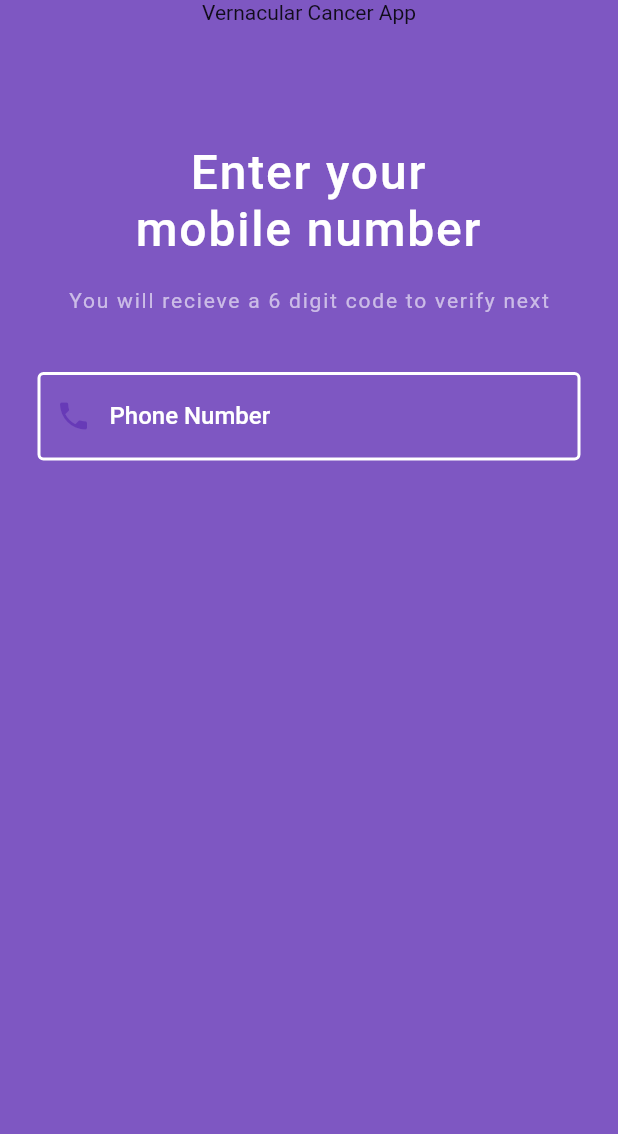
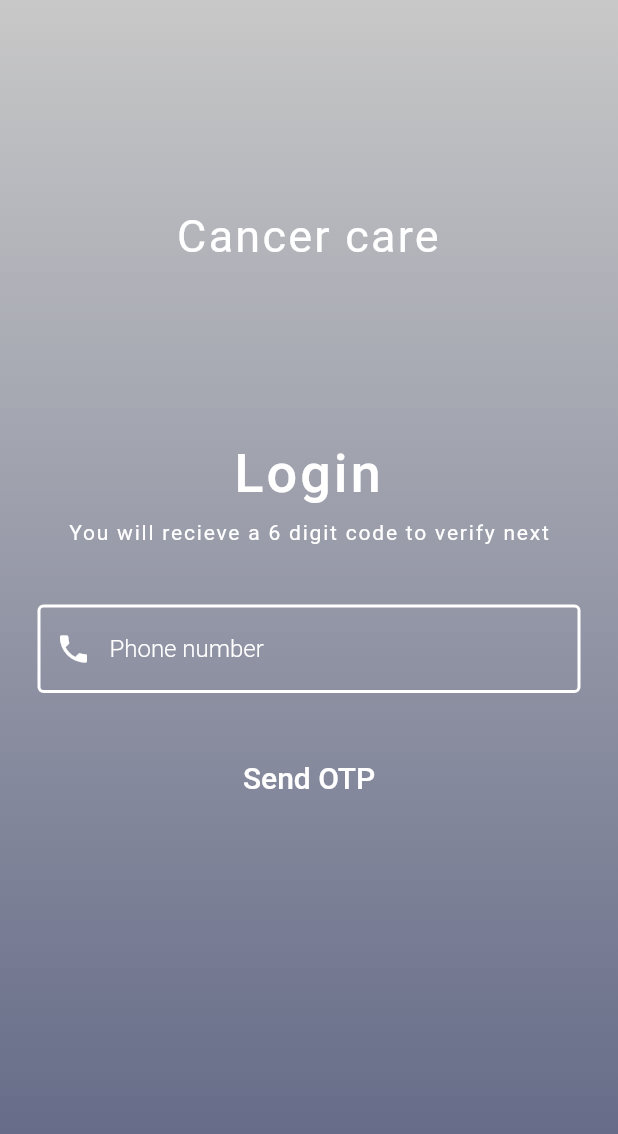
Before and after one commit to naman-jn/vernacular_health, a Flutter app: the screen it shows after launch, on a phone screen of 412 x 824 dp. Shown: the top 1134 px of the screen. Run offline on Flutter 3.47's test engine with Material 2 defaults, Android fonts, the phone set to English and light mode, and no system bars; our stand-ins replace firebase_auth, firebase_core, pin_code_fields; accounts and stored records are empty.

Commit message:
cilogin ui

```diff
--- a/lib/login/login_page.dart
+++ b/lib/login/login_page.dart
@@ -1,5 +1,6 @@
 import 'package:flutter/material.dart';
 import 'package:flutter/services.dart';
+import 'package:vernacular_health/login/otp.dart';
 
 class LoginPage extends StatefulWidget {
   LoginPage({Key key}) : super(key: key);
@@ -21,38 +22,54 @@ class _LoginPageState extends State<LoginPage> {
 
   @override
   Widget build(BuildContext context) {
+    Color babyBlue = Color(0XFFC8C8C8);
+    Color yaleBlue = Color(0XFF5E6483);
     return Scaffold(
-      backgroundColor: Colors.white,
-      body: Stack(
+      body: SingleChildScrollView(
+        child: Stack(
           children: [
             IgnorePointer(
               ignoring: loading,
               child: Opacity(
                 opacity: loading ? 0.5 : 1,
                 child: Container(
-                color: Colors.deepPurple[400],
+                  width: double.infinity,
+                  height: MediaQuery.of(context).size.height,
+                  decoration: BoxDecoration(
+                      gradient: LinearGradient(
+                    begin: Alignment.topCenter,
+                    end: Alignment.bottomCenter,
+                    colors: [babyBlue, yaleBlue],
+                  )),
                   child: Form(
                     key: formKey,
                     child: Column(children: [
-                    Text("Vernacular Cancer App"),
-                    SizedBox(height: 80),
-
+                      SizedBox(height: 140),
                       Text(
-                      "Enter your \nmobile number",
+                        "Cancer care",
                         textAlign: TextAlign.center,
                         style: TextStyle(
-                          letterSpacing: 1.2,
-                          fontSize: 32,
+                            color: Colors.white,
+                            fontSize: 30,
+                            letterSpacing: 1.5),
+                      ),
+                      SizedBox(height: 120),
+                      Text(
+                        "Login",
+                        textAlign: TextAlign.center,
+                        style: TextStyle(
+                            letterSpacing: 2,
+                            fontSize: 36,
                             color: Colors.white,
                             fontWeight: FontWeight.w500),
                       ),
-                    SizedBox(height: 20),
+                      SizedBox(height: 10),
                       Text(
                         "You will recieve a 6 digit code to verify next",
                         style: TextStyle(
                           letterSpacing: 1.2,
                           fontSize: 14,
-                        color: Colors.white60,
+                          color: Colors.white,
                         ),
                       ),
                       SizedBox(height: 40),
@@ -65,23 +82,30 @@ class _LoginPageState extends State<LoginPage> {
                             keyboardType: TextInputType.phone,
                             controller: phoneNumber,
                             style: TextStyle(
-                              color: Colors.white60,
+                                color: Colors.white,
                                 fontWeight: FontWeight.w500),
                             decoration: InputDecoration(
-                            fillColor: Colors.white,
+                              errorBorder: OutlineInputBorder(
+                                  borderSide: BorderSide(
+                                width: 2,
+                                color: Colors.deepOrangeAccent,
+                              )),
+                              errorStyle:
+                                  TextStyle(color: Colors.deepOrangeAccent),
                               enabledBorder: OutlineInputBorder(
-                                borderSide:
-                                    BorderSide(width: 2, color: Colors.white)),
+                                  borderSide: BorderSide(
+                                width: 2,
+                                color: Colors.white,
+                              )),
                               focusedBorder: OutlineInputBorder(
                                   borderSide: BorderSide(
                                       width: 2, color: Colors.white70)),
-                            labelText: "Phone Number",
-                            labelStyle: TextStyle(
-                              fontWeight: FontWeight.w500,
+                              hintText: "Phone number",
+                              hintStyle: TextStyle(
                                   color: Colors.white,
-                            ),
+                                  fontWeight: FontWeight.w300),
                               prefixIcon:
-                                Icon(Icons.phone, color: Colors.deepPurple),
+                                  Icon(Icons.phone, color: Colors.white),
                               border: OutlineInputBorder(
                                   borderRadius: BorderRadius.circular(10)),
                             ),
@@ -92,36 +116,36 @@ class _LoginPageState extends State<LoginPage> {
                             },
                           )),
                       SizedBox(height: 30),
-                    // Builder(
-                    //   builder: (context) => FlatButton(
-                    //       onPressed: () async {
-                    //         if (formKey.currentState.validate()) {
-                    //           setState(() {
-                    //             loading = true;
-                    //           });
-                    //           await OTPService().sendOTP(
-                    //               "+91${phoneNumber.text}", context, false,
-                    //               stopLoading: () {
-                    //             setState(() {
-                    //               loading = false;
-                    //             });
-                    //           });
-                    //         } else
-                    //           print("Errorrrrrrrrrrrrrrrr!");
-                    //       },
-                    //       textColor: Color(0XFF338678),
-                    //       color: Color(0XFF338678),
-                    //       padding: EdgeInsets.symmetric(
-                    //           vertical: 15, horizontal: 25),
-                    //       child: Text(
-                    //         "Send OTP",
-                    //         style: TextStyle(
-                    //           fontSize: 20,
-                    //           color: Colors.white,
-                    //           fontWeight: FontWeight.w500,
-                    //         ),
-                    //       )),
-                    // ),
+                      Builder(
+                        builder: (context) => FlatButton(
+                            onPressed: () async {
+                              if (formKey.currentState.validate()) {
+                                setState(() {
+                                  loading = true;
+                                });
+                                await OTPService().sendOTP(
+                                    "+91${phoneNumber.text}", context, false,
+                                    stopLoading: () {
+                                  setState(() {
+                                    loading = false;
+                                  });
+                                });
+                              } else
+                                print("Errorrrrrrrrrrrrrrrr!");
+                            },
+                            textColor: Color(0XFF338678),
+                            // color: Colors.blueGrey,
+                            padding: EdgeInsets.symmetric(
+                                vertical: 15, horizontal: 25),
+                            child: Text(
+                              "Send OTP",
+                              style: TextStyle(
+                                fontSize: 20,
+                                color: Colors.white,
+                                fontWeight: FontWeight.w500,
+                              ),
+                            )),
+                      ),
                     ]),
                   ),
                 ),
@@ -130,6 +154,7 @@ class _LoginPageState extends State<LoginPage> {
             loading ? Center(child: CircularProgressIndicator()) : Container()
           ],
         ),
+      ),
     );
   }
 }
--- a/pubspec.yaml
+++ b/pubspec.yaml
@@ -23,6 +23,10 @@ environment:
 dependencies:
   flutter:
     sdk: flutter
+  cloud_firestore: ^0.14.0
+  firebase_auth: ^0.18.0+1
+  firebase_core: ^0.5.0
+  pin_code_fields: ^6.1.0
 
   # The following adds the Cupertino Icons font to your application.
   # Use with the CupertinoIcons class for iOS style icons.
```
Also changed, not shown: lib/login/otp.dart (added, +93 -0 lines), lib/login/otpVerification.dart (added, +253 -0 lines), lib/main.dart (+7 -5 lines), pubspec.lock. Lines whose indentation alone changed are shown as unchanged.
